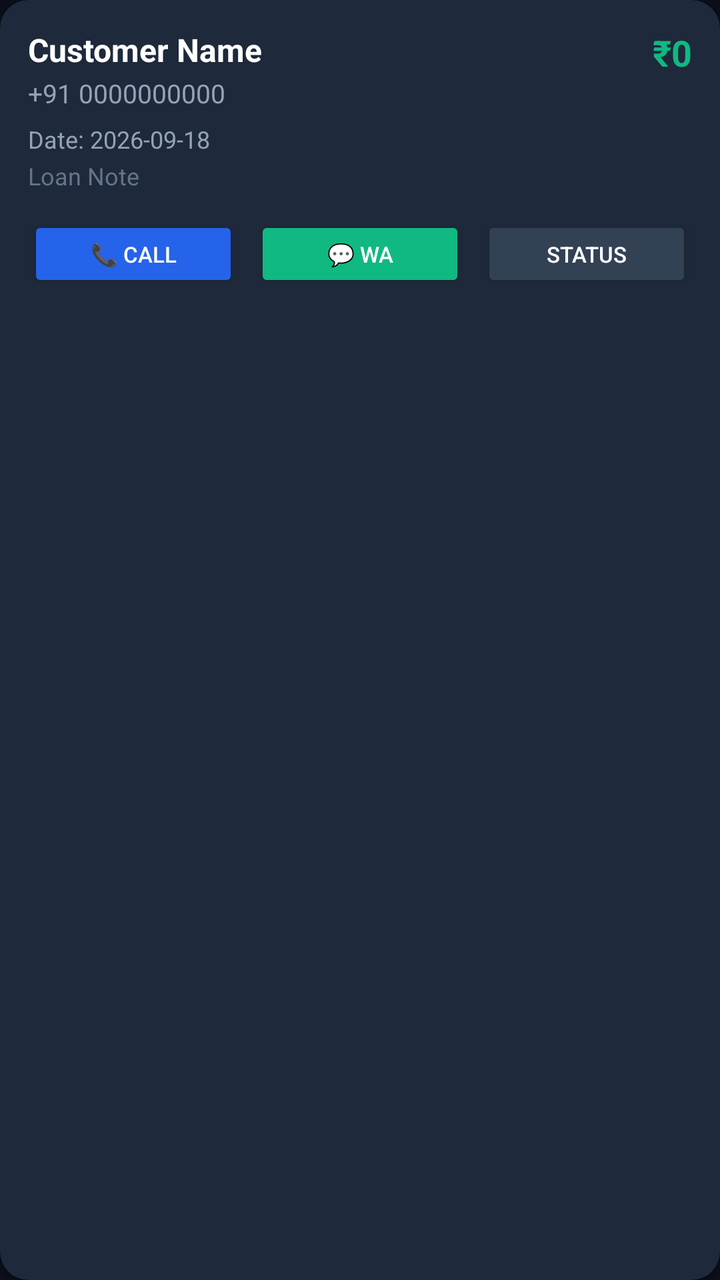
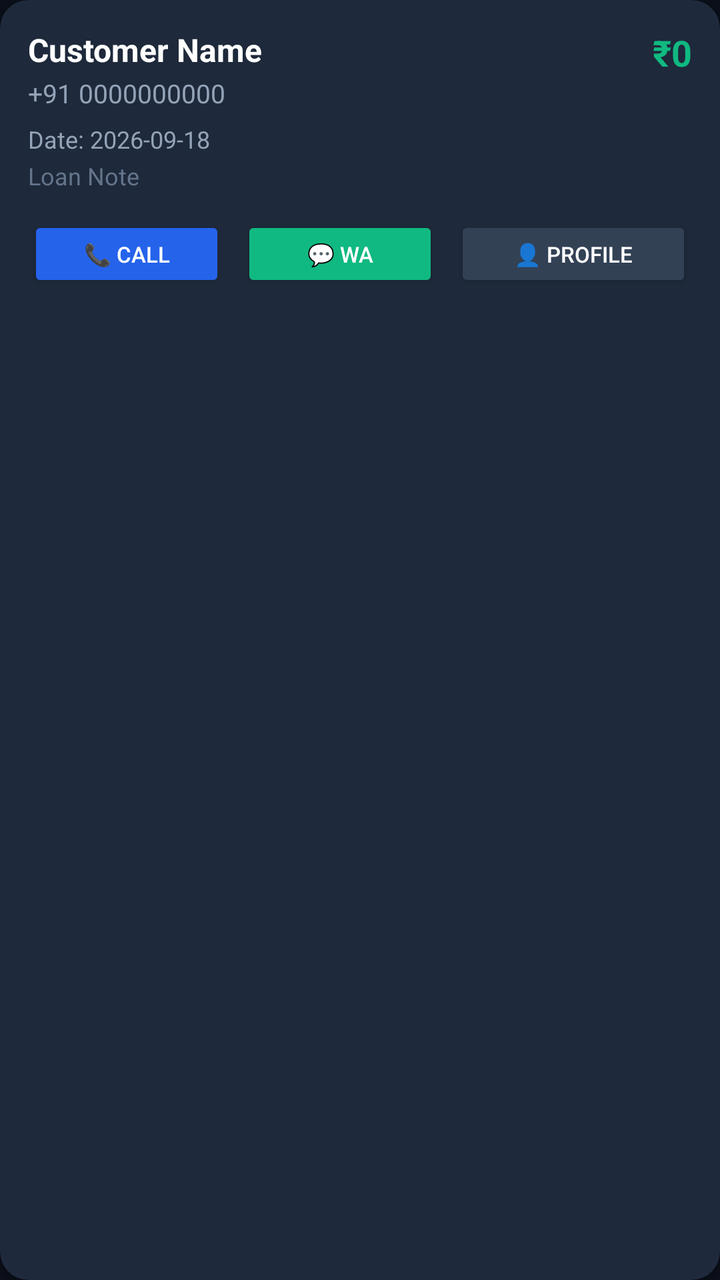

Screens rendered from an Android XML layout before and after an edit, with the pre-edit source and the edit as a unified diff.
<!-- AndroidManifest.xml: application theme Theme.QuickLoan -->
<!-- res/layout/item_loan.xml -->
<?xml version="1.0" encoding="utf-8"?>
<androidx.cardview.widget.CardView xmlns:android="http://schemas.android.com/apk/res/android"
    xmlns:app="http://schemas.android.com/apk/res-auto"
    android:layout_width="match_parent"
    android:layout_height="wrap_content"
    android:layout_marginHorizontal="8dp"
    android:layout_marginVertical="6dp"
    app:cardBackgroundColor="#1E293B"
    app:cardCornerRadius="14dp"
    app:cardElevation="2dp">

    <LinearLayout
        android:layout_width="match_parent"
        android:layout_height="wrap_content"
        android:orientation="vertical"
        android:padding="14dp">

        <LinearLayout
            android:layout_width="match_parent"
            android:layout_height="wrap_content"
            android:orientation="horizontal">

            <LinearLayout
                android:layout_width="0dp"
                android:layout_height="wrap_content"
                android:layout_weight="1"
                android:orientation="vertical">

                <TextView
                    android:id="@+id/tvCustomerName"
                    android:layout_width="wrap_content"
                    android:layout_height="wrap_content"
                    android:text="Customer Name"
                    android:textColor="#FFFFFF"
                    android:textSize="16sp"
                    android:textStyle="bold" />

                <TextView
                    android:id="@+id/tvCustomerPhone"
                    android:layout_width="wrap_content"
                    android:layout_height="wrap_content"
                    android:layout_marginTop="2dp"
                    android:text="+91 0000000000"
                    android:textColor="#94A3B8"
                    android:textSize="13sp" />
            </LinearLayout>

            <TextView
                android:id="@+id/tvLoanAmount"
                android:layout_width="wrap_content"
                android:layout_height="wrap_content"
                android:text="₹0"
                android:textColor="#10B981"
                android:textSize="18sp"
                android:textStyle="bold" />
        </LinearLayout>

        <LinearLayout
            android:layout_width="match_parent"
            android:layout_height="wrap_content"
            android:layout_marginTop="6dp"
            android:orientation="vertical">

            <TextView
                android:id="@+id/tvLoanDate"
                android:layout_width="wrap_content"
                android:layout_height="wrap_content"
                android:text="Date: 2026-09-18"
                android:textColor="#94A3B8"
                android:textSize="12sp" />

            <TextView
                android:id="@+id/tvNote"
                android:layout_width="wrap_content"
                android:layout_height="wrap_content"
                android:layout_marginTop="2dp"
                android:text="Loan Note"
                android:textColor="#64748B"
                android:textSize="12sp" />

            
            <TextView android:id="@+id/tvDate" android:layout_width="wrap_content" android:layout_height="wrap_content" android:visibility="gone" />
            <TextView android:id="@+id/tvDueDate" android:layout_width="wrap_content" android:layout_height="wrap_content" android:visibility="gone" />
            <TextView android:id="@+id/tvStatus" android:layout_width="wrap_content" android:layout_height="wrap_content" android:visibility="gone" />
        </LinearLayout>

        
        <LinearLayout
            android:layout_width="match_parent"
            android:layout_height="wrap_content"
            android:layout_marginTop="12dp"
            android:orientation="horizontal">

            <Button
                android:id="@+id/btnCall"
                android:layout_width="0dp"
                android:layout_height="38dp"
                android:layout_marginEnd="4dp"
                android:layout_weight="1"
                android:backgroundTint="#2563EB"
                android:minWidth="0dp"
                android:paddingHorizontal="6dp"
                android:text="📞 Call"
                android:textColor="#FFFFFF"
                android:textSize="11sp" />

            <Button
                android:id="@+id/btnWhatsApp"
                android:layout_width="0dp"
                android:layout_height="38dp"
                android:layout_marginHorizontal="4dp"
                android:layout_weight="1"
                android:backgroundTint="#10B981"
                android:minWidth="0dp"
                android:paddingHorizontal="6dp"
                android:text="💬 WA"
                android:textColor="#FFFFFF"
                android:textSize="11sp" />

            <Button
                android:id="@+id/btnToggleStatus"
                android:layout_width="0dp"
                android:layout_height="38dp"
                android:layout_marginStart="4dp"
                android:layout_weight="1"
                android:backgroundTint="#334155"
                android:minWidth="0dp"
                android:paddingHorizontal="6dp"
                android:text="Status"
                android:textColor="#FFFFFF"
                android:textSize="11sp" />
        </LinearLayout>
    </LinearLayout>
</androidx.cardview.widget.CardView>
<!-- resources referenced by this layout -->
<resources>
  <style name="Theme.QuickLoan" parent="Theme.AppCompat.DayNight.NoActionBar">
          
          <item name="android:windowBackground">@color/surface_bg</item>
          <item name="android:colorBackground">@color/surface_bg</item>
  
          
          <item name="colorPrimary">@color/header_bg</item>
          <item name="colorPrimaryDark">#070A10</item>
          <item name="colorAccent">@color/brand_accent</item>
  
          
          <item name="android:statusBarColor">@color/header_bg</item>
          <item name="android:navigationBarColor">#070A10</item>
      </style>
  <color name="surface_bg">#0B0F19</color>
  <color name="header_bg">#111827</color>
  <color name="brand_accent">#38BDF8</color>
</resources>

<!-- the commit's change to res/layout/item_loan.xml (unified diff, before → after) -->
@@ -3,7 +3,7 @@
     xmlns:app="http://schemas.android.com/apk/res-auto"
     android:layout_width="match_parent"
     android:layout_height="wrap_content"
-    android:layout_marginHorizontal="8dp"
+    android:layout_marginHorizontal="10dp"
     android:layout_marginVertical="6dp"
     app:cardBackgroundColor="#1E293B"
     app:cardCornerRadius="14dp"
@@ -15,6 +15,7 @@
         android:orientation="vertical"
         android:padding="14dp">
 
+        
         <LinearLayout
             android:layout_width="match_parent"
             android:layout_height="wrap_content"
@@ -55,6 +56,7 @@
                 android:textStyle="bold" />
         </LinearLayout>
 
+        
         <LinearLayout
             android:layout_width="match_parent"
             android:layout_height="wrap_content"
@@ -122,11 +124,11 @@
                 android:layout_width="0dp"
                 android:layout_height="38dp"
                 android:layout_marginStart="4dp"
-                android:layout_weight="1"
+                android:layout_weight="1.2"
                 android:backgroundTint="#334155"
                 android:minWidth="0dp"
                 android:paddingHorizontal="6dp"
-                android:text="Status"
+                android:text="👤 Profile"
                 android:textColor="#FFFFFF"
                 android:textSize="11sp" />
         </LinearLayout>
